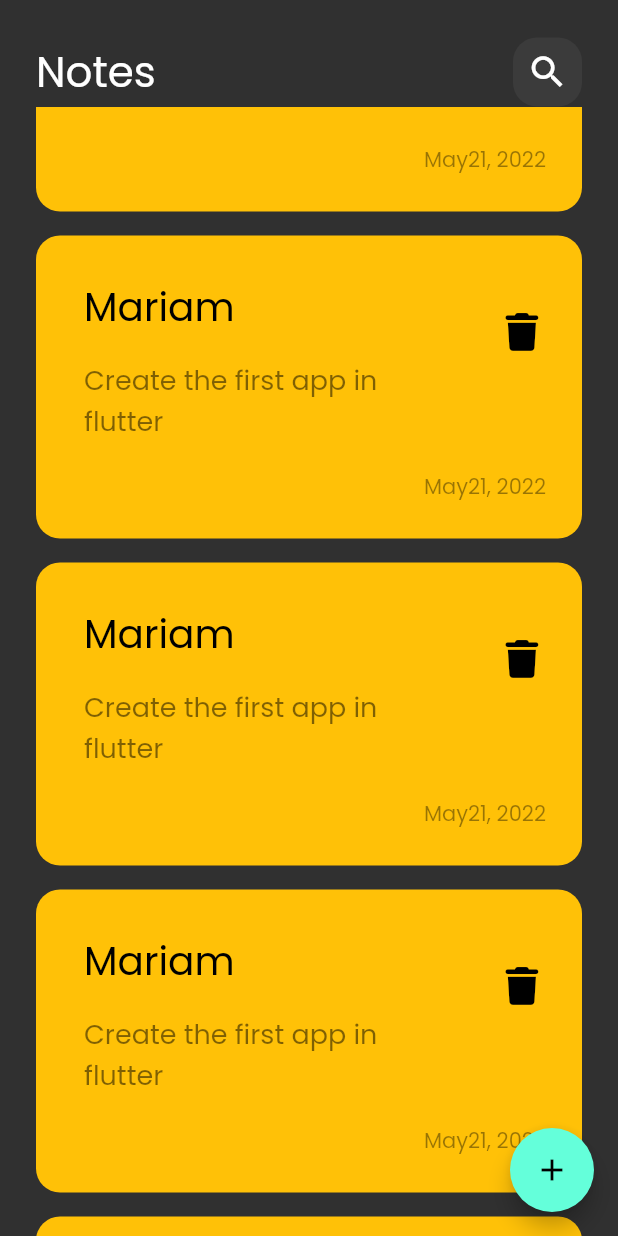
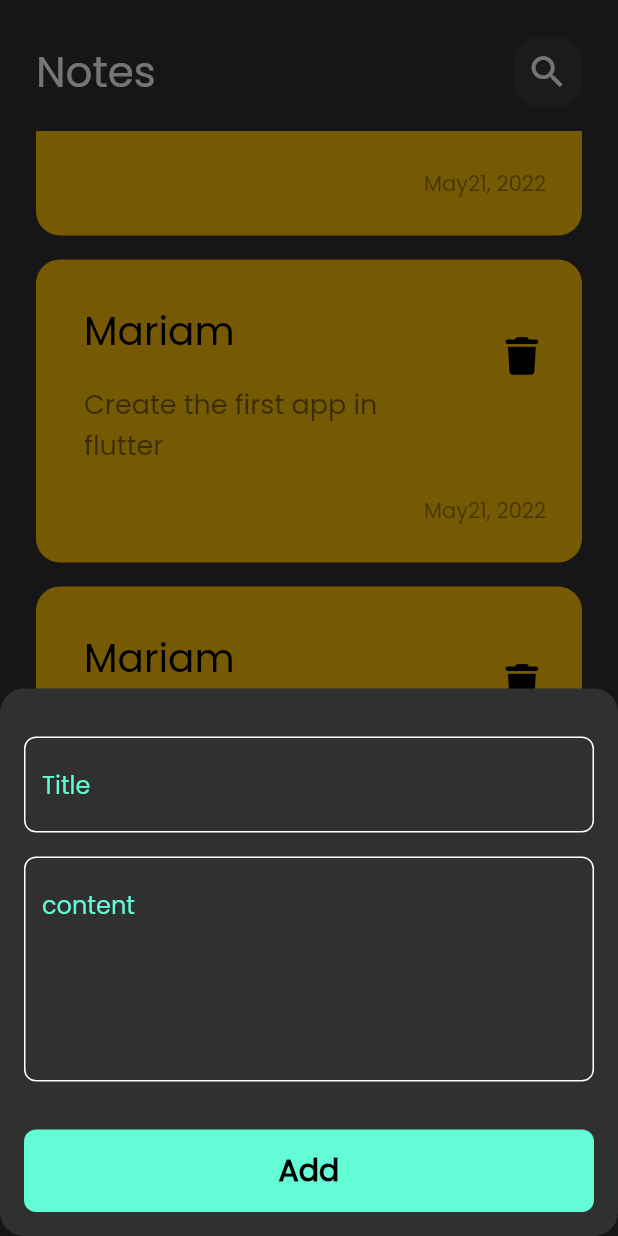
Before and after one commit to mariamMousa/notes_app, a Flutter app: the screen it shows after launch, scrolled down 576 dp, after a tap on the "add" icon, on a phone screen of 412 x 824 dp. Run offline on Flutter 3.47's test engine with Material 2 defaults, Android fonts, the phone set to English and light mode, and no system bars; our stand-ins replace font_awesome_flutter.

Commit message:
add note bottom sheet

```diff
--- /dev/null
+++ b/lib/views/constants.dart
@@ -0,0 +1,3 @@
+import 'package:flutter/material.dart';
+
+const kPrimaryColor = Color(0xff62FCD7);
--- a/lib/views/notes_view.dart
+++ b/lib/views/notes_view.dart
@@ -1,4 +1,5 @@
 import 'package:flutter/material.dart';
+import 'package:notes_app/views/widgets/add_note_bottom_sheet.dart';
 import 'package:notes_app/views/widgets/notes_view_body.dart';
 
 class NotesView extends StatelessWidget {
@@ -8,7 +9,15 @@ class NotesView extends StatelessWidget {
   Widget build(BuildContext context) {
     return Scaffold(
       floatingActionButton: FloatingActionButton(
-        onPressed: () {},
+        onPressed: () {
+          showModalBottomSheet(
+              shape: RoundedRectangleBorder(
+                  borderRadius: BorderRadius.circular(16)),
+              context: context,
+              builder: (context) {
+                return const AddNoteBottomSheet();
+              });
+        },
         child: const Icon(Icons.add),
       ),
       body: const NotesViewBody(),
--- /dev/null
+++ b/lib/views/widgets/add_note_bottom_sheet.dart
@@ -0,0 +1,40 @@
+import 'package:flutter/material.dart';
+import 'package:notes_app/views/widgets/custom_button.dart';
+import 'package:notes_app/views/widgets/custom_text_field.dart';
+
+class AddNoteBottomSheet extends StatelessWidget {
+  const AddNoteBottomSheet({super.key});
+
+  @override
+  Widget build(BuildContext context) {
+    return const Padding(
+      padding: EdgeInsets.symmetric(horizontal: 16),
+      child: SingleChildScrollView(
+        child: Column(
+          children: [
+            SizedBox(
+              height: 32,
+            ),
+            CustomTextField(
+              hint: 'Title',
+            ),
+            SizedBox(
+              height: 16,
+            ),
+            CustomTextField(
+              hint: 'content',
+              maxLines: 5,
+            ),
+            SizedBox(
+              height: 32,
+            ),
+            CustomButton(),
+            SizedBox(
+              height: 16,
+            )
+          ],
+        ),
+      ),
+    );
+  }
+}
--- /dev/null
+++ b/lib/views/widgets/custom_button.dart
@@ -0,0 +1,22 @@
+import 'package:flutter/material.dart';
+import 'package:notes_app/views/constants.dart';
+
+class CustomButton extends StatelessWidget {
+  const CustomButton({super.key});
+
+  @override
+  Widget build(BuildContext context) {
+    return Container(
+      width: MediaQuery.of(context).size.width,
+      height: 55,
+      decoration: BoxDecoration(
+          borderRadius: BorderRadius.circular(8), color: kPrimaryColor),
+      child: const Center(
+          child: Text(
+        'Add',
+        style: TextStyle(
+            fontSize: 20, color: Colors.black, fontWeight: FontWeight.bold),
+      )),
+    );
+  }
+}
--- /dev/null
+++ b/lib/views/widgets/custom_text_field.dart
@@ -0,0 +1,25 @@
+import 'package:flutter/material.dart';
+import 'package:notes_app/views/constants.dart';
+
+class CustomTextField extends StatelessWidget {
+  const CustomTextField({super.key, required this.hint, this.maxLines = 1});
+  final String hint;
+  final int maxLines;
+  @override
+  Widget build(BuildContext context) {
+    return TextField(
+      maxLines: maxLines,
+      cursorColor: kPrimaryColor,
+      decoration: InputDecoration(
+          hintText: hint,
+          hintStyle: const TextStyle(color: kPrimaryColor),
+          border: buildBorder(),
+          enabledBorder: buildBorder(),
+          focusedBorder: buildBorder(kPrimaryColor)),
+    );
+  }
+
+  OutlineInputBorder buildBorder([color]) => OutlineInputBorder(
+      borderRadius: BorderRadius.circular(8),
+      borderSide: BorderSide(color: color ?? Colors.white));
+}
--- a/lib/views/widgets/notes_list_view.dart
+++ b/lib/views/widgets/notes_list_view.dart
@@ -6,13 +6,17 @@ class NotesListView extends StatelessWidget {
 
   @override
   Widget build(BuildContext context) {
-    return ListView.builder(
+    return Padding(
+      padding: const EdgeInsets.symmetric(vertical: 16),
+      child: ListView.builder(
+        padding: EdgeInsets.zero,
         itemBuilder: (context, index) {
           return const Padding(
             padding: EdgeInsets.symmetric(vertical: 8),
             child: NoteItem(),
           );
         },
+      ),
     );
   }
 }
```
Lines whose indentation alone changed are shown as unchanged.
